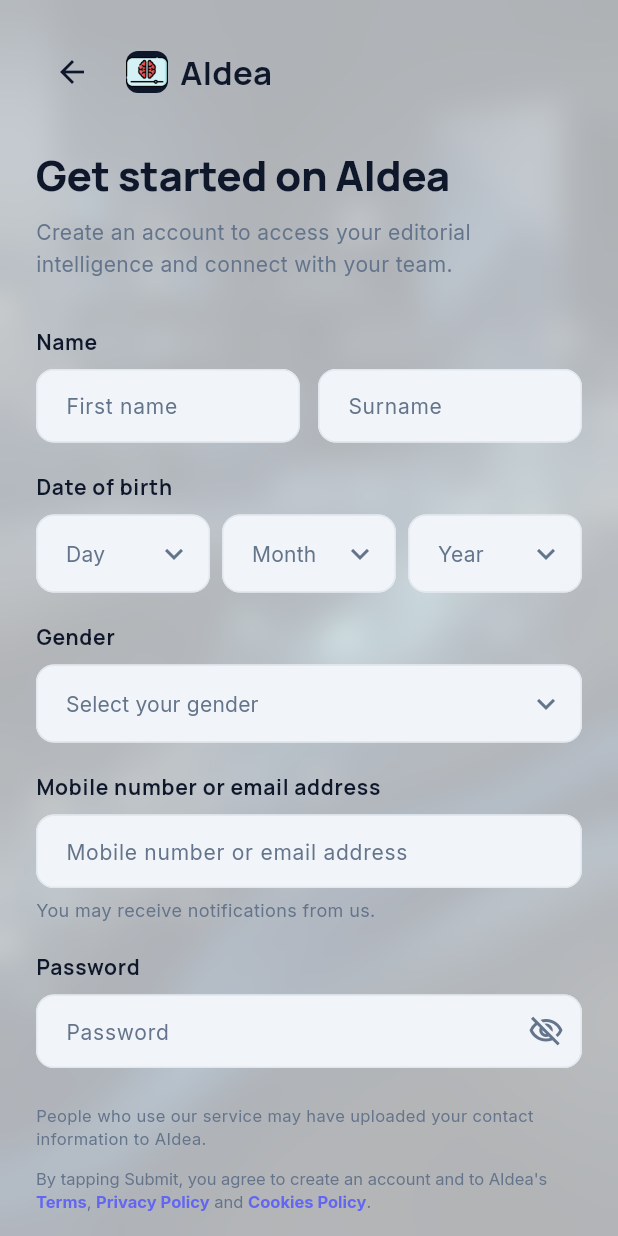
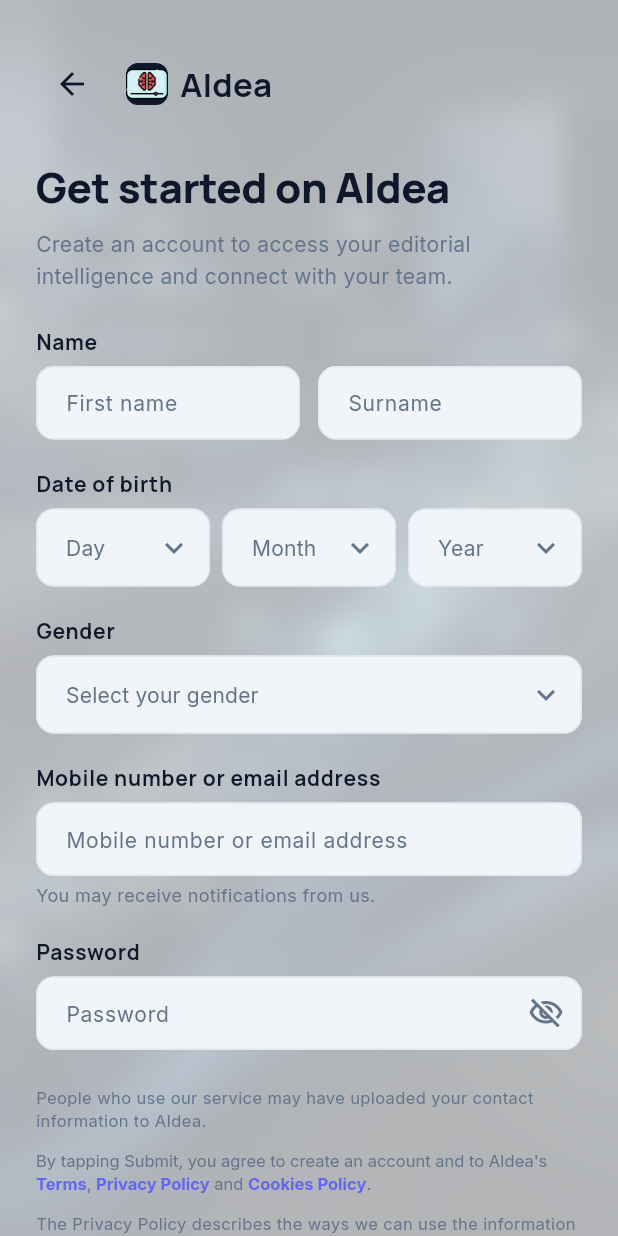
Before and after one commit to ahmed1more/AIdea, a Flutter app: the screen it shows after launch, after a tap on "Sign Up", on a phone screen of 412 x 824 dp. Run offline on Flutter 3.47's test engine with Material 3 defaults, Android fonts, the phone set to English and light mode, and no system bars; drawn by our look-alikes of flutter_animate; our stand-ins replace cached_network_image, cloud_firestore, firebase_auth, firebase_core, firebase_storage, flutter_markdown and 6 more; accounts and stored records are empty; network calls fail.

Commit message:
feat: implement user authentication flow with signup screen, auth service, and AppUser model

```diff
--- a/lib/models/app_user.dart
+++ b/lib/models/app_user.dart
@@ -8,6 +8,8 @@
   final String? photoUrl;
   final DateTime createdAt;
   final int notesCount;
+  final String? gender;
+  final String? birthDate;
 
   AppUser({
     required this.id,
@@ -16,6 +18,8 @@
     this.photoUrl,
     required this.createdAt,
     this.notesCount = 0,
+    this.gender,
+    this.birthDate,
   });
 
   // Convert to Map for Firestore
@@ -26,6 +30,8 @@
       'photoUrl': photoUrl,
       'createdAt': Timestamp.fromDate(createdAt),
       'notesCount': notesCount,
+      'gender': gender,
+      'birthDate': birthDate,
     };
   }
 
@@ -39,6 +45,8 @@
       photoUrl: data['photoUrl'],
       createdAt: (data['createdAt'] as Timestamp).toDate(),
       notesCount: data['notesCount'] ?? 0,
+      gender: data['gender'],
+      birthDate: data['birthDate'],
     );
   }
 
@@ -50,6 +58,8 @@
     String? photoUrl,
     DateTime? createdAt,
     int? notesCount,
+    String? gender,
+    String? birthDate,
   }) {
     return AppUser(
       id: id ?? this.id,
@@ -58,6 +68,8 @@
       photoUrl: photoUrl ?? this.photoUrl,
       createdAt: createdAt ?? this.createdAt,
       notesCount: notesCount ?? this.notesCount,
+      gender: gender ?? this.gender,
+      birthDate: birthDate ?? this.birthDate,
     );
   }
 
@@ -70,6 +82,8 @@
       'photoUrl': photoUrl,
       'createdAt': createdAt.toIso8601String(),
       'notesCount': notesCount,
+      'gender': gender,
+      'birthDate': birthDate,
     };
   }
 
@@ -84,6 +98,8 @@
           ? DateTime.parse(map['createdAt'])
           : DateTime.now(),
       notesCount: map['notesCount'] ?? 0,
+      gender: map['gender'],
+      birthDate: map['birthDate'],
     );
   }
 
--- a/lib/screens/auth/signup_screen.dart
+++ b/lib/screens/auth/signup_screen.dart
@@ -186,9 +186,13 @@
     final isDark = Theme.of(context).brightness == Brightness.dark;
     final settings = Provider.of<SettingsProvider>(context);
 
-    Widget formContent = Center(
-      child: SingleChildScrollView(
-        padding: const EdgeInsets.symmetric(horizontal: 24, vertical: 24),
+    Widget formContent = CustomScrollView(
+      slivers: [
+        SliverFillRemaining(
+          hasScrollBody: false,
+          child: Center(
+            child: Padding(
+              padding: const EdgeInsets.symmetric(horizontal: 24, vertical: 32),
               child: Container(
                 constraints: const BoxConstraints(maxWidth: 400),
                 child: Form(
@@ -238,14 +242,14 @@
                         'Create an account to access your editorial intelligence and connect with your team.',
                         style: AppTheme.bodyMedium(color: isDark ? AppTheme.darkTextSecondary : AppTheme.lightTextSecondary),
                       ).animate().fadeIn(delay: 150.ms),
-                const SizedBox(height: 32),
+                      const SizedBox(height: 24),
 
                       // ─── Name ────────────────────────────────
                       Text(
                         'Name',
                         style: AppTheme.labelLarge(color: isDark ? AppTheme.darkTextPrimary : AppTheme.lightTextPrimary),
                       ).animate().fadeIn(delay: 200.ms),
-                const SizedBox(height: 8),
+                      const SizedBox(height: 6),
                       Row(
                         crossAxisAlignment: CrossAxisAlignment.start,
                         children: [
@@ -275,7 +279,7 @@
                         'Date of birth',
                         style: AppTheme.labelLarge(color: isDark ? AppTheme.darkTextPrimary : AppTheme.lightTextPrimary),
                       ).animate().fadeIn(delay: 300.ms),
-                const SizedBox(height: 8),
+                      const SizedBox(height: 6),
                       Row(
                         children: [
                           Expanded(
@@ -313,7 +317,7 @@
                         'Gender',
                         style: AppTheme.labelLarge(color: isDark ? AppTheme.darkTextPrimary : AppTheme.lightTextPrimary),
                       ).animate().fadeIn(delay: 400.ms),
-                const SizedBox(height: 8),
+                      const SizedBox(height: 6),
                       _buildDropdown(
                         isDark,
                         'Select your gender',
@@ -328,14 +332,14 @@
                         'Mobile number or email address',
                         style: AppTheme.labelLarge(color: isDark ? AppTheme.darkTextPrimary : AppTheme.lightTextPrimary),
                       ).animate().fadeIn(delay: 500.ms),
-                const SizedBox(height: 8),
+                      const SizedBox(height: 6),
                       TextFormField(
                         controller: _contactController,
                         style: AppTheme.bodyMedium(color: isDark ? AppTheme.darkTextPrimary : AppTheme.lightTextPrimary),
                         decoration: _inputDecoration(isDark, 'Mobile number or email address'),
                         validator: (value) => value == null || value.isEmpty ? 'Required' : null,
                       ).animate().fadeIn(delay: 550.ms),
-                const SizedBox(height: 6),
+                      const SizedBox(height: 4),
                       Text(
                         'You may receive notifications from us.',
                         style: AppTheme.bodySmall(color: isDark ? AppTheme.darkTextSecondary : AppTheme.lightTextSecondary),
@@ -347,7 +351,7 @@
                         'Password',
                         style: AppTheme.labelLarge(color: isDark ? AppTheme.darkTextPrimary : AppTheme.lightTextPrimary),
                       ).animate().fadeIn(delay: 650.ms),
-                const SizedBox(height: 8),
+                      const SizedBox(height: 6),
                       TextFormField(
                         controller: _passwordController,
                         obscureText: _obscurePassword,
@@ -374,7 +378,7 @@
 
                       // ─── Password Strength Indicator ──────────
                       if (_passwordController.text.isNotEmpty) ...[
-                  const SizedBox(height: 12),
+                        const SizedBox(height: 8),
                         Row(
                           children: [
                             Expanded(
@@ -434,7 +438,7 @@
                         builder: (context, auth, _) {
                           return SizedBox(
                             width: double.infinity,
-                      height: 52,
+                            height: 48,
                             child: ElevatedButton(
                               onPressed: auth.isLoading ? null : _handleSignUp,
                               style: ElevatedButton.styleFrom(
@@ -460,7 +464,7 @@
                       const SizedBox(height: 16),
                       SizedBox(
                         width: double.infinity,
-                  height: 52,
+                        height: 48,
                         child: OutlinedButton(
                           onPressed: () => Navigator.of(context).pop(),
                           style: OutlinedButton.styleFrom(
@@ -471,12 +475,14 @@
                           child: Text('I already have an account', style: AppTheme.button().copyWith(fontSize: 16)),
                         ),
                       ).animate().fadeIn(delay: 850.ms),
-                const SizedBox(height: 24),
                     ],
                   ),
                 ),
               ),
             ),
+          ),
+        ),
+      ],
     );
 
     return Scaffold(
--- a/lib/services/auth_service.dart
+++ b/lib/services/auth_service.dart
@@ -27,6 +27,8 @@
     required String email,
     required String password,
     required String displayName,
+    String? gender,
+    String? birthDate,
   }) async {
     try {
       UserCredential result = await _auth.createUserWithEmailAndPassword(
@@ -46,6 +48,8 @@
           displayName: displayName,
           createdAt: DateTime.now(),
           notesCount: 0,
+          gender: gender,
+          birthDate: birthDate,
         );
 
         // Create user document in Firestore
```
Lines whose indentation alone changed are shown as unchanged.
